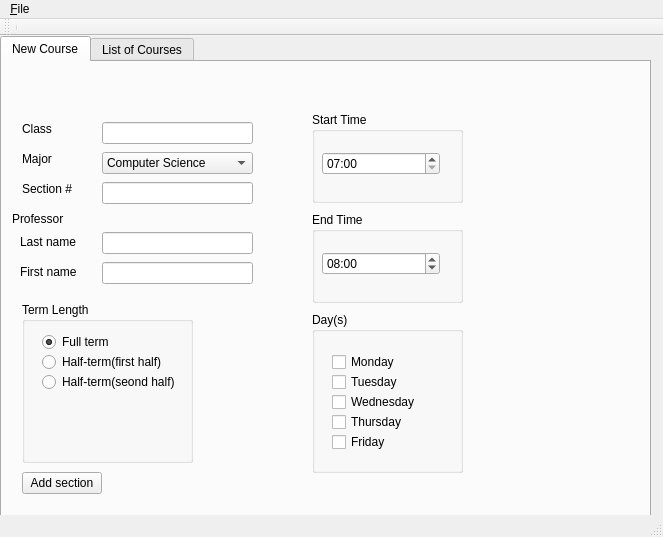
This is TeacherGo/mainwindow.ui in arlene725/csci150 as Qt 5 draws it before an edit. The edited form follows.
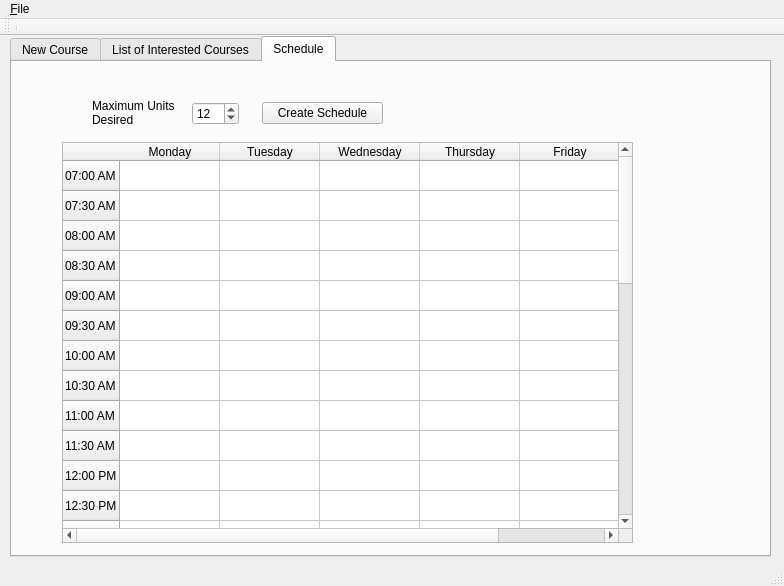
This is the edited form.

The edit to the form file:
```diff
--- a/TeacherGo/mainwindow.ui
+++ b/TeacherGo/mainwindow.ui
@@ -6,8 +6,8 @@
    <rect>
     <x>0</x>
     <y>0</y>
-    <width>663</width>
-    <height>537</height>
+    <width>784</width>
+    <height>586</height>
    </rect>
   </property>
   <property name="windowTitle">
@@ -17,14 +17,14 @@
    <widget class="QTabWidget" name="tabWidget">
     <property name="geometry">
      <rect>
-      <x>0</x>
+      <x>10</x>
       <y>0</y>
-      <width>651</width>
-      <height>481</height>
+      <width>761</width>
+      <height>521</height>
      </rect>
     </property>
     <property name="currentIndex">
-     <number>0</number>
+     <number>2</number>
     </property>
     <widget class="QWidget" name="tab">
      <attribute name="title">
@@ -253,8 +253,8 @@
      <widget class="QGroupBox" name="dayGroup">
       <property name="geometry">
        <rect>
-        <x>310</x>
-        <y>250</y>
+        <x>210</x>
+        <y>240</y>
         <width>151</width>
         <height>161</height>
        </rect>
@@ -402,7 +402,7 @@
     </widget>
     <widget class="QWidget" name="tab_2">
      <attribute name="title">
-      <string>List of Courses</string>
+      <string>List of Interested Courses</string>
      </attribute>
      <widget class="QTableWidget" name="sectTable">
       <property name="geometry">
@@ -449,6 +449,272 @@
         <string>Term</string>
        </property>
       </column>
+      <column>
+       <property name="text">
+        <string>Units</string>
+       </property>
+      </column>
+     </widget>
+    </widget>
+    <widget class="QWidget" name="tab_3">
+     <attribute name="title">
+      <string>Schedule</string>
+     </attribute>
+     <widget class="QSpinBox" name="unitsDesBox">
+      <property name="geometry">
+       <rect>
+        <x>180</x>
+        <y>40</y>
+        <width>47</width>
+        <height>23</height>
+       </rect>
+      </property>
+      <property name="minimum">
+       <number>1</number>
+      </property>
+      <property name="value">
+       <number>12</number>
+      </property>
+     </widget>
+     <widget class="QPushButton" name="schedButt">
+      <property name="geometry">
+       <rect>
+        <x>250</x>
+        <y>40</y>
+        <width>121</width>
+        <height>22</height>
+       </rect>
+      </property>
+      <property name="text">
+       <string>Create Schedule</string>
+      </property>
+     </widget>
+     <widget class="QLabel" name="label_8">
+      <property name="geometry">
+       <rect>
+        <x>80</x>
+        <y>30</y>
+        <width>91</width>
+        <height>41</height>
+       </rect>
+      </property>
+      <property name="text">
+       <string>Maximum Units Desired</string>
+      </property>
+      <property name="wordWrap">
+       <bool>true</bool>
+      </property>
+     </widget>
+     <widget class="QTableWidget" name="schedTable">
+      <property name="geometry">
+       <rect>
+        <x>50</x>
+        <y>80</y>
+        <width>571</width>
+        <height>401</height>
+       </rect>
+      </property>
+      <property name="editTriggers">
+       <set>QAbstractItemView::NoEditTriggers</set>
+      </property>
+      <property name="sortingEnabled">
+       <bool>false</bool>
+      </property>
+      <row>
+       <property name="text">
+        <string>07:00 AM</string>
+       </property>
+      </row>
+      <row>
+       <property name="text">
+        <string>07:30 AM</string>
+       </property>
+      </row>
+      <row>
+       <property name="text">
+        <string>08:00 AM</string>
+       </property>
+      </row>
+      <row>
+       <property name="text">
+        <string>08:30 AM</string>
+       </property>
+      </row>
+      <row>
+       <property name="text">
+        <string>09:00 AM</string>
+       </property>
+      </row>
+      <row>
+       <property name="text">
+        <string>09:30 AM</string>
+       </property>
+      </row>
+      <row>
+       <property name="text">
+        <string>10:00 AM</string>
+       </property>
+      </row>
+      <row>
+       <property name="text">
+        <string>10:30 AM</string>
+       </property>
+      </row>
+      <row>
+       <property name="text">
+        <string>11:00 AM</string>
+       </property>
+      </row>
+      <row>
+       <property name="text">
+        <string>11:30 AM</string>
+       </property>
+      </row>
+      <row>
+       <property name="text">
+        <string>12:00 PM</string>
+       </property>
+      </row>
+      <row>
+       <property name="text">
+        <string>12:30 PM</string>
+       </property>
+      </row>
+      <row>
+       <property name="text">
+        <string>01:00 PM</string>
+       </property>
+      </row>
+      <row>
+       <property name="text">
+        <string>01:30 PM</string>
+       </property>
+      </row>
+      <row>
+       <property name="text">
+        <string>02:00 PM</string>
+       </property>
+      </row>
+      <row>
+       <property name="text">
+        <string>02:30 PM</string>
+       </property>
+      </row>
+      <row>
+       <property name="text">
+        <string>03:00 PM</string>
+       </property>
+      </row>
+      <row>
+       <property name="text">
+        <string>03:30 PM</string>
+       </property>
+      </row>
+      <row>
+       <property name="text">
+        <string>04:00 PM</string>
+       </property>
+      </row>
+      <row>
+       <property name="text">
+        <string>04:30 PM</string>
+       </property>
+      </row>
+      <row>
+       <property name="text">
+        <string>05:00 PM</string>
+       </property>
+      </row>
+      <row>
+       <property name="text">
+        <string>05:30 PM</string>
+       </property>
+      </row>
+      <row>
+       <property name="text">
+        <string>06:00 PM</string>
+       </property>
+      </row>
+      <row>
+       <property name="text">
+        <string>06:30 PM</string>
+       </property>
+      </row>
+      <row>
+       <property name="text">
+        <string>07:00 PM</string>
+       </property>
+      </row>
+      <row>
+       <property name="text">
+        <string>07:30 PM</string>
+       </property>
+      </row>
+      <row>
+       <property name="text">
+        <string>08:00 PM</string>
+       </property>
+      </row>
+      <row>
+       <property name="text">
+        <string>08:30 PM</string>
+       </property>
+      </row>
+      <row>
+       <property name="text">
+        <string>09:00 PM</string>
+       </property>
+      </row>
+      <row>
+       <property name="text">
+        <string>09:30 PM</string>
+       </property>
+      </row>
+      <row>
+       <property name="text">
+        <string>10:00 PM</string>
+       </property>
+      </row>
+      <row>
+       <property name="text">
+        <string>10:30 PM</string>
+       </property>
+      </row>
+      <row>
+       <property name="text">
+        <string>11:00 PM</string>
+       </property>
+      </row>
+      <row>
+       <property name="text">
+        <string>11:30 PM</string>
+       </property>
+      </row>
+      <column>
+       <property name="text">
+        <string>Monday</string>
+       </property>
+      </column>
+      <column>
+       <property name="text">
+        <string>Tuesday</string>
+       </property>
+      </column>
+      <column>
+       <property name="text">
+        <string>Wednesday</string>
+       </property>
+      </column>
+      <column>
+       <property name="text">
+        <string>Thursday</string>
+       </property>
+      </column>
+      <column>
+       <property name="text">
+        <string>Friday</string>
+       </property>
+      </column>
      </widget>
     </widget>
    </widget>
@@ -468,7 +734,7 @@
     <rect>
      <x>0</x>
      <y>0</y>
-     <width>663</width>
+     <width>784</width>
      <height>19</height>
     </rect>
    </property>
```
Left out of the diff: 45 changed lines with no effect on the pictures.
